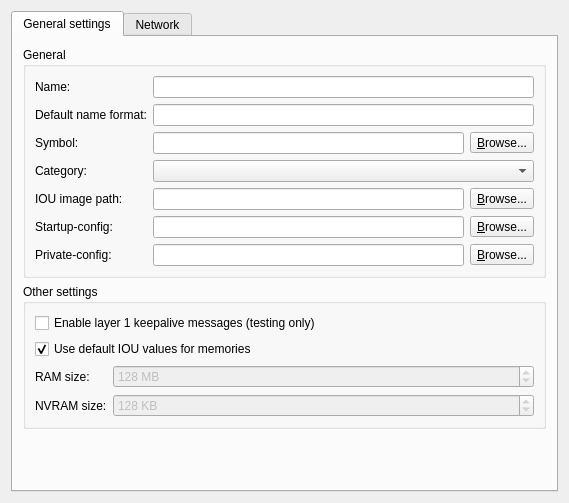
Qt form gns3/modules/iou/ui/iou_device_configuration_page.ui (GNS3/gns3-gui) before a commit.
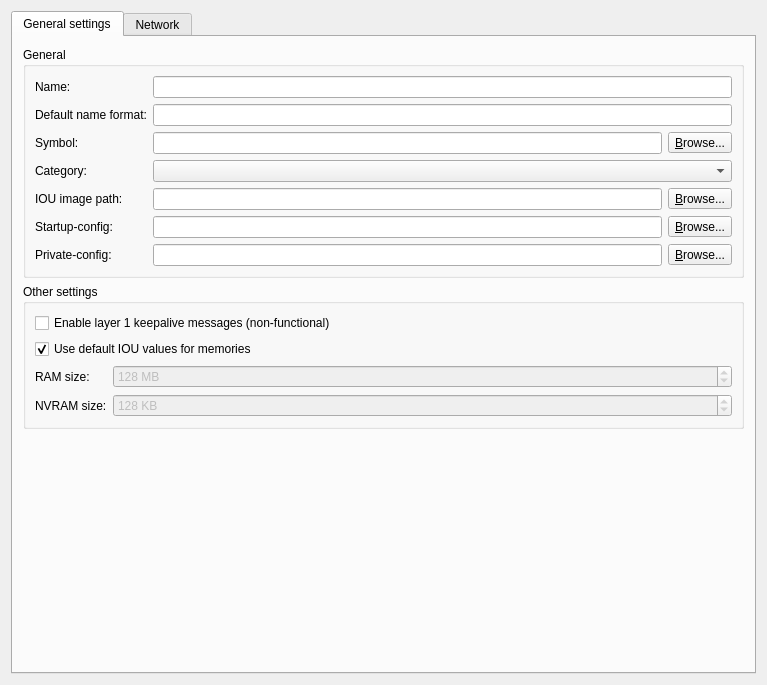
The same form after that commit.

Commit message: Mark IOU layer 1 keepalive messages feature as non-functional. Fixes #2431.

Diff of the .ui file:
```diff
--- a/gns3/modules/iou/ui/iou_device_configuration_page.ui
+++ b/gns3/modules/iou/ui/iou_device_configuration_page.ui
@@ -6,8 +6,8 @@
    <rect>
     <x>0</x>
     <y>0</y>
-    <width>569</width>
-    <height>503</height>
+    <width>767</width>
+    <height>685</height>
    </rect>
   </property>
   <property name="windowTitle">
@@ -181,7 +181,7 @@
              <bool>true</bool>
             </property>
             <property name="text">
-             <string>Enable layer 1 keepalive messages (testing only)</string>
+             <string>Enable layer 1 keepalive messages (non-functional)</string>
             </property>
             <property name="checked">
              <bool>false</bool>
```
The commit also changes 1 other file.
